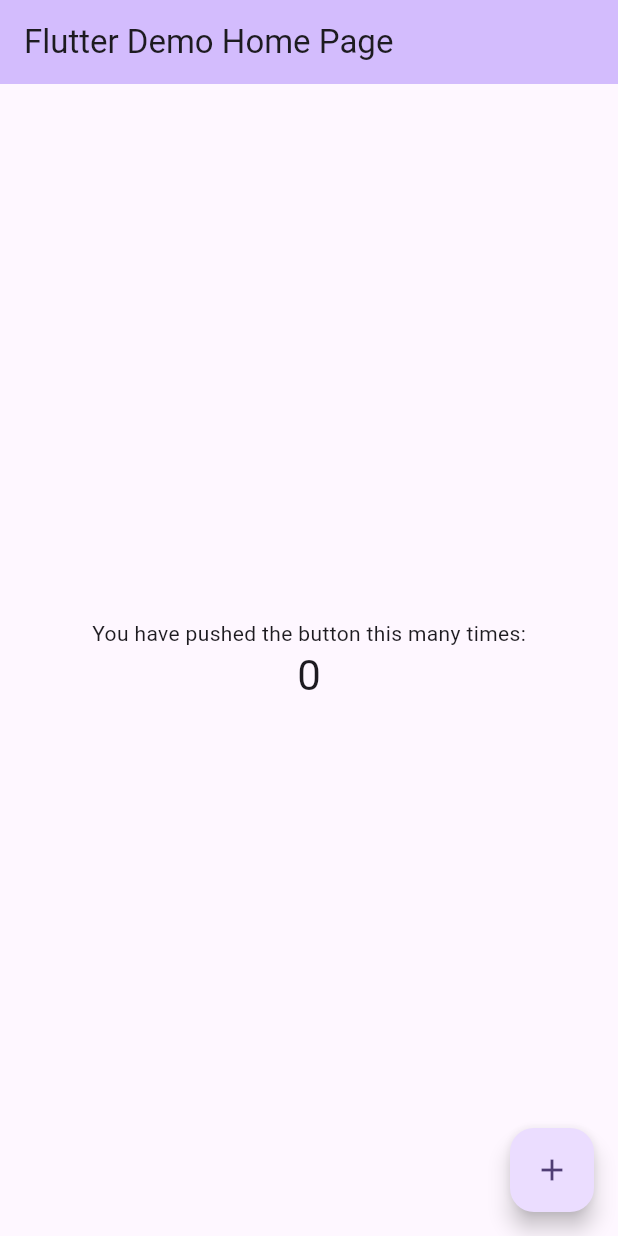
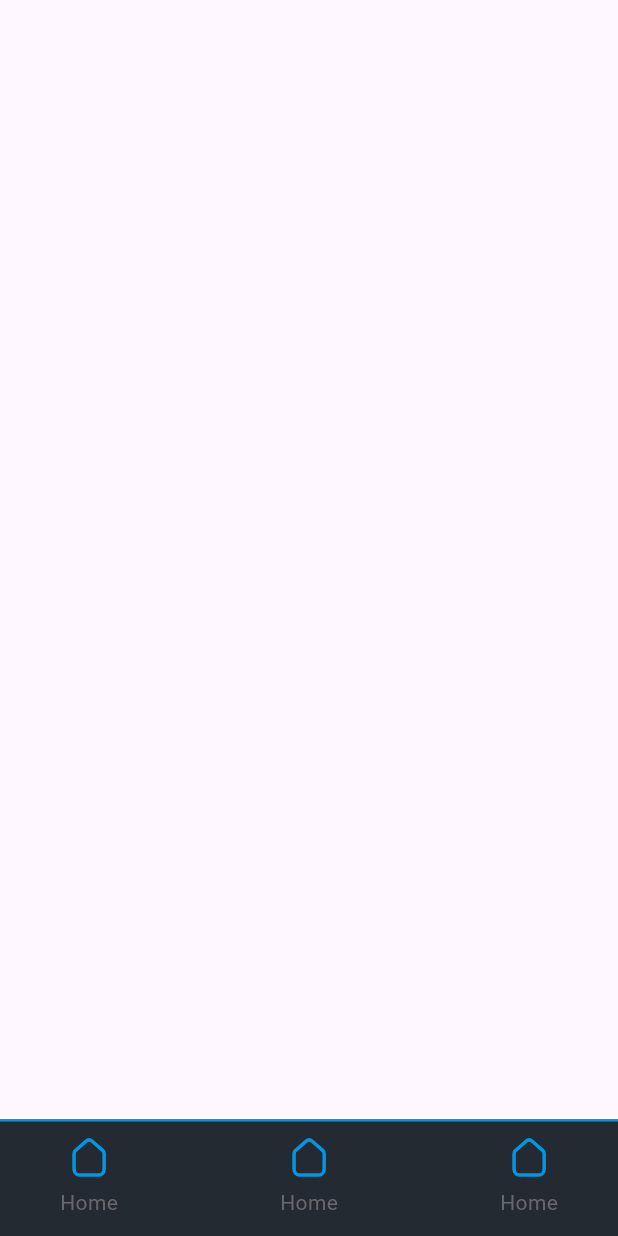
Before and after one commit to RandEthar/Movies-App, a Flutter app: the screen it shows after launch, on a phone screen of 412 x 824 dp. Run offline on Flutter 3.47's test engine with Material 3 defaults, Android fonts, the phone set to English and light mode, and no system bars; our stand-ins replace flutter_svg, google_fonts.

Commit message:
Creating and structuring our project

```diff
--- /dev/null
+++ b/lib/Features/home/presentation/views/home_view.dart
@@ -0,0 +1,10 @@
+import 'package:flutter/material.dart';
+
+class HomeView extends StatelessWidget {
+  const HomeView({super.key});
+
+  @override
+  Widget build(BuildContext context) {
+    return const Placeholder();
+  }
+}
--- /dev/null
+++ b/lib/core/helpers/spacing.dart
@@ -0,0 +1,8 @@
+
+
+
+import 'package:flutter/material.dart';
+
+
+SizedBox verticalSpace(double hight)=>SizedBox(height: hight,);
+SizedBox horezontalSpace(double width)=>SizedBox(width: width,);
--- /dev/null
+++ b/lib/core/routing/app_router.dart
@@ -0,0 +1,17 @@
+import 'package:flutter/material.dart';
+import 'package:movies_app/Features/home/presentation/views/home_view.dart';
+import 'package:movies_app/core/routing/routes.dart';
+import 'package:movies_app/core/widgets/navbar_app.dart';
+
+class AppRouter {
+static  Route? generateRoute(RouteSettings settings) {
+    switch (settings.name) {
+      case Routes.homeScreen:
+        return MaterialPageRoute(builder: (_) => const HomeView());
+  case Routes.navebarScreen:
+        return MaterialPageRoute(builder: (_) => const NavbarApp());
+      default:
+        return null;
+    }
+  }
+}
--- /dev/null
+++ b/lib/core/routing/routes.dart
@@ -0,0 +1,4 @@
+class Routes {
+static const String homeScreen="/homeScreen";
+static const String navebarScreen="/navebarScreen";
+}
--- /dev/null
+++ b/lib/core/theming/colors.dart
@@ -0,0 +1,7 @@
+import 'package:flutter/material.dart';
+
+class ColorsManager {
+  static const Color primaryColor = Color(0xff242A32);
+  static const Color blueAccent = Color(0xff0296E5);
+  static const Color greyShade = Color(0xff67686D);
+}
--- /dev/null
+++ b/lib/core/theming/font_wight_helper.dart
@@ -0,0 +1,12 @@
+import 'package:flutter/material.dart';
+
+class FontWeightHelper {
+  static const FontWeight thin = FontWeight.w100;
+  static const FontWeight extraLight = FontWeight.w200;
+  static const FontWeight light = FontWeight.w300;
+  static const FontWeight regular = FontWeight.w400;
+  static const FontWeight medium = FontWeight.w500;
+  static const FontWeight semiBold = FontWeight.w600;
+  static const FontWeight bold = FontWeight.w700;
+  static const FontWeight extraBold = FontWeight.w800;
+}
--- /dev/null
+++ b/lib/core/theming/styles.dart
@@ -0,0 +1,30 @@
+import 'package:flutter/material.dart';
+import 'package:google_fonts/google_fonts.dart';
+import 'package:movies_app/core/theming/colors.dart';
+import 'package:movies_app/core/theming/font_wight_helper.dart';
+
+class Styles {
+
+static  TextStyle roboto12RegularGray=GoogleFonts.roboto(
+fontSize:14,
+color: ColorsManager.greyShade,
+fontWeight: FontWeightHelper.regular
+);
+
+
+
+
+
+
+
+
+
+
+
+
+
+
+
+
+
+}
--- /dev/null
+++ b/lib/core/widgets/navbar_app.dart
@@ -0,0 +1,76 @@
+import 'package:flutter/material.dart';
+import 'package:flutter_svg/svg.dart';
+import 'package:movies_app/core/helpers/spacing.dart';
+import 'package:movies_app/core/routing/routes.dart';
+import 'package:movies_app/core/theming/colors.dart';
+import 'package:movies_app/core/theming/styles.dart';
+
+class NavbarApp extends StatelessWidget {
+  const NavbarApp({super.key});
+
+  @override
+  Widget build(BuildContext context) {
+    return Scaffold(
+      bottomNavigationBar: Container(
+        width: double.infinity,
+        height: 78,
+        decoration:const BoxDecoration(
+            border: Border(
+              top: BorderSide(
+                color: ColorsManager.blueAccent,
+                width: 1.7
+              )
+            ),
+
+
+
+          color: ColorsManager.primaryColor),
+        child: Padding(
+          padding: const EdgeInsets.symmetric(vertical:10,horizontal: 40),
+          child: Row(
+            mainAxisAlignment: MainAxisAlignment.spaceBetween,
+            children: List.generate(icons.length, (index) {
+              return GestureDetector(
+
+                child: bottomNavBarItem(
+                   context: context, label: "Home", icon: "assets/svg/Home.svg",routeName:routes[index] ),
+              );
+            }),
+          ),
+        ),
+      ),
+    );
+  }
+
+  Widget bottomNavBarItem(
+      {  required BuildContext context,
+    required String label,
+    required String icon,
+    required String routeName,}) {
+    return GestureDetector(
+          onTap: ()=>  Navigator.pushNamed(context,routeName),
+      child: Column(
+        children: [SvgPicture.asset(
+         icon,height: 28,width: 28,
+      ),verticalSpace(6),Text(label,style: Styles.roboto12RegularGray,)],
+      ),
+    );
+  }
+}
+
+List<String> icons = [
+  "assets/svg/Home.svg",
+  "assets/svg/Search.svg",
+  "assets/svg/Bookmark.svg"
+];
+
+List<String> labels = [
+  "Home",
+  "Search",
+  "Watch list"
+];
+List<String> routes = [
+  Routes.homeScreen,
+   Routes.homeScreen,
+ Routes.homeScreen,
+];
--- a/lib/main.dart
+++ b/lib/main.dart
@@ -1,125 +1,28 @@
 import 'package:flutter/material.dart';
+import 'package:movies_app/core/routing/app_router.dart';
+import 'package:movies_app/core/routing/routes.dart';
+import 'package:movies_app/core/widgets/navbar_app.dart';
 
 void main() {
-  runApp(const MyApp());
+  runApp(const MoviesApp());
 }
 
-class MyApp extends StatelessWidget {
-  const MyApp({super.key});
+class MoviesApp extends StatelessWidget {
+  const MoviesApp({super.key});
 
-  // This widget is the root of your application.
+
   @override
   Widget build(BuildContext context) {
     return MaterialApp(
+     initialRoute: Routes.navebarScreen,
+     onGenerateRoute: AppRouter.generateRoute,
       title: 'Flutter Demo',
       theme: ThemeData(
-        // This is the theme of your application.
-        //
-        // TRY THIS: Try running your application with "flutter run". You'll see
-        // the application has a purple toolbar. Then, without quitting the app,
-        // try changing the seedColor in the colorScheme below to Colors.green
-        // and then invoke "hot reload" (save your changes or press the "hot
-        // reload" button in a Flutter-supported IDE, or press "r" if you used
-        // the command line to start the app).
-        //
-        // Notice that the counter didn't reset back to zero; the application
-        // state is not lost during the reload. To reset the state, use hot
-        // restart instead.
-        //
-        // This works for code too, not just values: Most code changes can be
-        // tested with just a hot reload.
+
         colorScheme: ColorScheme.fromSeed(seedColor: Colors.deepPurple),
         useMaterial3: true,
       ),
-      home: const MyHomePage(title: 'Flutter Demo Home Page'),
+      home:const NavbarApp(),
     );
   }
 }
-
-class MyHomePage extends StatefulWidget {
-  const MyHomePage({super.key, required this.title});
-
-  // This widget is the home page of your application. It is stateful, meaning
-  // that it has a State object (defined below) that contains fields that affect
-  // how it looks.
-
-  // This class is the configuration for the state. It holds the values (in this
-  // case the title) provided by the parent (in this case the App widget) and
-  // used by the build method of the State. Fields in a Widget subclass are
-  // always marked "final".
-
-  final String title;
-
-  @override
-  State<MyHomePage> createState() => _MyHomePageState();
-}
-
-class _MyHomePageState extends State<MyHomePage> {
-  int _counter = 0;
-
-  void _incrementCounter() {
-    setState(() {
-      // This call to setState tells the Flutter framework that something has
-      // changed in this State, which causes it to rerun the build method below
-      // so that the display can reflect the updated values. If we changed
-      // _counter without calling setState(), then the build method would not be
-      // called again, and so nothing would appear to happen.
-      _counter++;
-    });
-  }
-
-  @override
-  Widget build(BuildContext context) {
-    // This method is rerun every time setState is called, for instance as done
-    // by the _incrementCounter method above.
-    //
-    // The Flutter framework has been optimized to make rerunning build methods
-    // fast, so that you can just rebuild anything that needs updating rather
-    // than having to individually change instances of widgets.
-    return Scaffold(
-      appBar: AppBar(
-        // TRY THIS: Try changing the color here to a specific color (to
-        // Colors.amber, perhaps?) and trigger a hot reload to see the AppBar
-        // change color while the other colors stay the same.
-        backgroundColor: Theme.of(context).colorScheme.inversePrimary,
-        // Here we take the value from the MyHomePage object that was created by
-        // the App.build method, and use it to set our appbar title.
-        title: Text(widget.title),
-      ),
-      body: Center(
-        // Center is a layout widget. It takes a single child and positions it
-        // in the middle of the parent.
-        child: Column(
-          // Column is also a layout widget. It takes a list of children and
-          // arranges them vertically. By default, it sizes itself to fit its
-          // children horizontally, and tries to be as tall as its parent.
-          //
-          // Column has various properties to control how it sizes itself and
-          // how it positions its children. Here we use mainAxisAlignment to
-          // center the children vertically; the main axis here is the vertical
-          // axis because Columns are vertical (the cross axis would be
-          // horizontal).
-          //
-          // TRY THIS: Invoke "debug painting" (choose the "Toggle Debug Paint"
-          // action in the IDE, or press "p" in the console), to see the
-          // wireframe for each widget.
-          mainAxisAlignment: MainAxisAlignment.center,
-          children: <Widget>[
-            const Text(
-              'You have pushed the button this many times:',
-            ),
-            Text(
-              '$_counter',
-              style: Theme.of(context).textTheme.headlineMedium,
-            ),
-          ],
-        ),
-      ),
-      floatingActionButton: FloatingActionButton(
-        onPressed: _incrementCounter,
-        tooltip: 'Increment',
-        child: const Icon(Icons.add),
-      ), // This trailing comma makes auto-formatting nicer for build methods.
-    );
-  }
-}
```
Also changed, not shown: pubspec.yaml (+5 -3 lines), assets/images/movie.png (added), assets/svg/Bookmark.svg (added), assets/svg/Home.svg (added), assets/svg/Search.svg (added), pubspec.lock, 45 other files.
